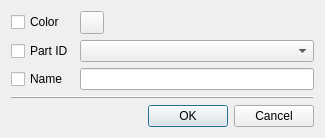
Above: lclib/qt/lc_qfinddialog.ui from trevorsandy/lpub3d-ci before the change. Below: the same form after it.
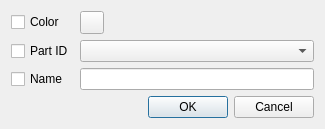
That is the form after the change. Custom widgets are drawn as their Qt base class.

What changed in the file:
```diff
--- a/lclib/qt/lc_qfinddialog.ui
+++ b/lclib/qt/lc_qfinddialog.ui
@@ -7,7 +7,7 @@
     <x>0</x>
     <y>0</y>
     <width>325</width>
-    <height>133</height>
+    <height>125</height>
    </rect>
   </property>
   <property name="windowTitle">
@@ -69,16 +69,6 @@
      </item>
     </layout>
    </item>
-   <item>
-    <widget class="QFrame" name="frame">
-     <property name="frameShape">
-      <enum>QFrame::HLine</enum>
-     </property>
-     <property name="frameShadow">
-      <enum>QFrame::Raised</enum>
-     </property>
-    </widget>
-   </item>
    <item>
     <widget class="QDialogButtonBox" name="buttonBox">
      <property name="orientation">
```
